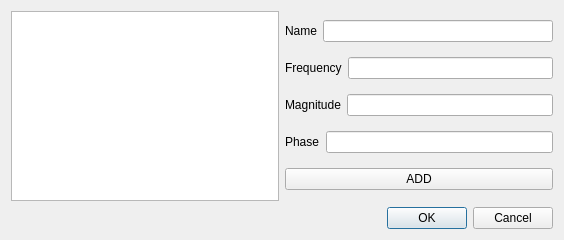
This is mixer.ui in Muhannad159/Sampling-Theory-Studio as Qt 5 draws it before an edit. The edited form follows.
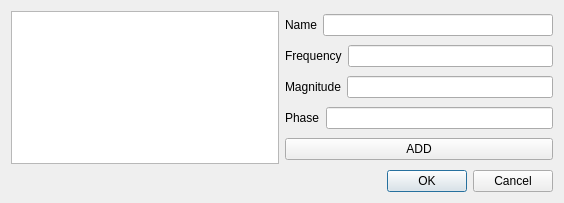
This is the edited form.

Commit message: add sin wave

```diff
--- a/mixer.ui
+++ b/mixer.ui
@@ -7,7 +7,7 @@
     <x>0</x>
     <y>0</y>
     <width>564</width>
-    <height>240</height>
+    <height>203</height>
    </rect>
   </property>
   <property name="windowTitle">
```
Left out of the diff: 12 changed lines with no effect on the pictures. The commit also changes 1 other file.
